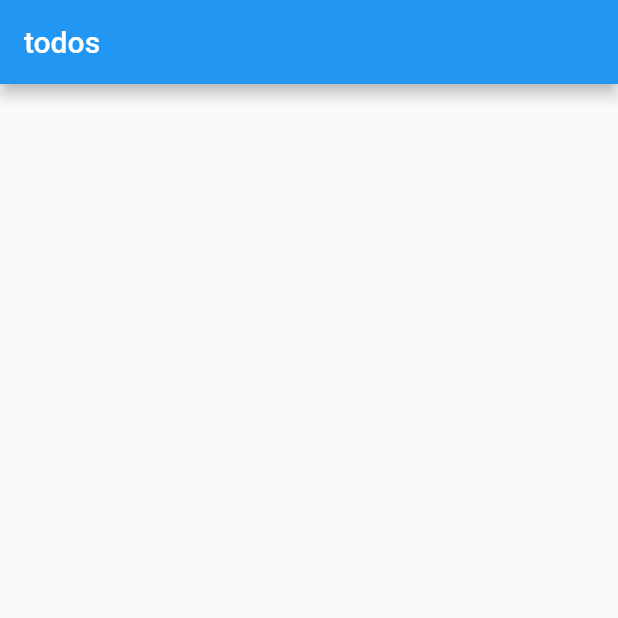
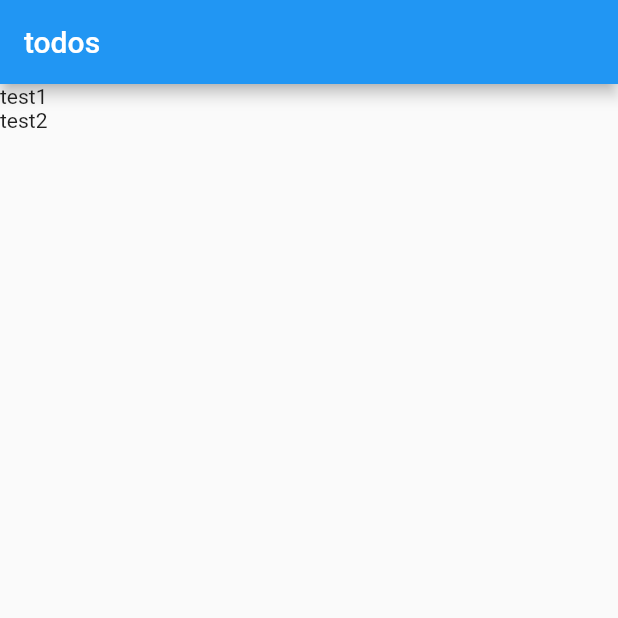
Before and after one commit to shogo-ma/todo_bloc, a Flutter app: the screen it shows after launch, on a phone screen of 412 x 824 dp, the top half of it. Run offline on Flutter 3.47's test engine with Material 2 defaults, Android fonts, the phone set to English and light mode, and no system bars; our stand-ins replace bloc, equatable, flutter_bloc.

Commit message:
add todo bloc

```diff
--- /dev/null
+++ b/lib/blocs/todo_bloc.dart
@@ -0,0 +1,33 @@
+import 'dart:async';
+
+import 'package:bloc/bloc.dart';
+import 'package:todo_bloc/blocs/todo_event.dart';
+import 'package:todo_bloc/blocs/todo_state.dart';
+import 'package:todo_bloc/repositories/todo.dart';
+
+class TodoBloc extends Bloc<TodoEvent, TodoState> {
+  final TodoRepository todoRepository;
+
+  TodoBloc({this.todoRepository});
+
+  @override
+  TodoState get initialState => TodosLoading();
+
+  @override
+  Stream<TodoState> mapEventToState(TodoEvent event) async* {
+    switch (event.runtimeType) {
+      case LoadTodos:
+        yield* _mapLoadEventToState(event);
+        break;
+    }
+  }
+
+  Stream<TodoState> _mapLoadEventToState(LoadTodos event) async* {
+    try {
+      final todos = this.todoRepository.findAll();
+      yield TodosLoaded(todos);
+    } catch (_) {
+      yield TodosNotLoaded();
+    }
+  }
+}
--- /dev/null
+++ b/lib/blocs/todo_event.dart
@@ -0,0 +1,10 @@
+import 'package:equatable/equatable.dart';
+
+abstract class TodoEvent extends Equatable {
+  const TodoEvent();
+
+  @override
+  List<Object> get props => [];
+}
+
+class LoadTodos extends TodoEvent {}
--- /dev/null
+++ b/lib/blocs/todo_state.dart
@@ -0,0 +1,22 @@
+import 'package:equatable/equatable.dart';
+import 'package:todo_bloc/models/todo.dart';
+
+abstract class TodoState extends Equatable {
+  const TodoState();
+
+  @override
+  List<Object> get props => [];
+}
+
+class TodosLoading extends TodoState {}
+
+class TodosLoaded extends TodoState {
+  final List<Todo> todos;
+
+  const TodosLoaded([this.todos = const []]);
+
+  @override
+  List<Object> get props => [todos];
+}
+
+class TodosNotLoaded extends TodoState {}
--- a/lib/models/todo.dart
+++ b/lib/models/todo.dart
@@ -7,7 +7,7 @@ class Todo {
   final uuid = Uuid();
 
   Todo(String _content) {
-    this.content = content;
+    this.content = _content;
     this.id = uuid.v4();
   }
 }
--- a/lib/screens/home_screen.dart
+++ b/lib/screens/home_screen.dart
@@ -1,14 +1,28 @@
 import 'package:flutter/material.dart';
+import 'package:flutter_bloc/flutter_bloc.dart';
+import 'package:todo_bloc/blocs/todo_bloc.dart';
+import 'package:todo_bloc/blocs/todo_state.dart';
 import 'package:todo_bloc/screens/add_todo_screen.dart';
 
 class HomeScreen extends StatelessWidget {
   @override
   Widget build(BuildContext context) {
+    return BlocBuilder<TodoBloc, TodoState>(builder: (context, state) {
+      if (state is TodosLoading) {
+        return Scaffold(
+          appBar: AppBar(
+            title: Text("not loaded"),
+          ),
+        );
+      } else if (state is TodosLoaded) {
+        final todos = state.todos.map((f) => Text(f.content)).toList();
         return Scaffold(
           appBar: AppBar(
             title: Text("todos"),
           ),
-      body: ListView(),
+          body: ListView(
+            children: todos,
+          ),
           floatingActionButton: FloatingActionButton(
             child: Icon(Icons.add),
             onPressed: () {
@@ -18,4 +32,6 @@ class HomeScreen extends StatelessWidget {
           ),
         );
       }
+    });
   }
+}
--- a/pubspec.yaml
+++ b/pubspec.yaml
@@ -24,6 +24,9 @@ dependencies:
   # Use with the CupertinoIcons class for iOS style icons.
   cupertino_icons: ^0.1.2
   uuid: ^2.0.2
+  equatable: ^0.6.1
+  flutter_bloc: ^1.0.0
+  bloc: ^1.0.0
 
 dev_dependencies:
   flutter_test:
```
Also changed, not shown: lib/main.dart (+9 -1 lines), pubspec.lock. Lines whose indentation alone changed are shown as unchanged.
